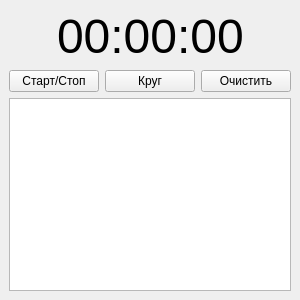
This is lib/MainWindow.ui in grisaia-dev/QT_4 as Qt 5 draws it before an edit. The edited form follows.
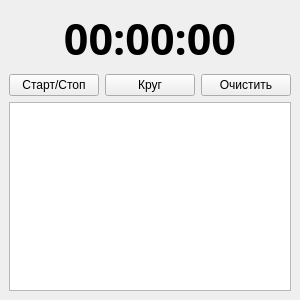
This is the edited form.

Commit message: add text for circle time

What changed in the file:
```diff
--- a/lib/MainWindow.ui
+++ b/lib/MainWindow.ui
@@ -34,23 +34,12 @@
         <item>
          <layout class="QHBoxLayout" name="horizontalLayout_2">
           <item>
-           <spacer name="horizontalSpacer">
-            <property name="orientation">
-             <enum>Qt::Horizontal</enum>
-            </property>
-            <property name="sizeHint" stdset="0">
-             <size>
-              <width>40</width>
-              <height>20</height>
-             </size>
-            </property>
-           </spacer>
-          </item>
-          <item>
-           <widget class="QLabel" name="time">
+           <widget class="QLabel" name="l_time">
             <property name="font">
              <font>
-              <pointsize>36</pointsize>
+              <family>Segoe UI Variable Display Semib</family>
+              <pointsize>32</pointsize>
+              <bold>true</bold>
              </font>
             </property>
             <property name="layoutDirection">
@@ -62,21 +51,11 @@
             <property name="text">
              <string>00:00:00</string>
             </property>
+            <property name="alignment">
+             <set>Qt::AlignCenter</set>
+            </property>
            </widget>
           </item>
-          <item>
-           <spacer name="horizontalSpacer_2">
-            <property name="orientation">
-             <enum>Qt::Horizontal</enum>
-            </property>
-            <property name="sizeHint" stdset="0">
-             <size>
-              <width>40</width>
-              <height>20</height>
-             </size>
-            </property>
-           </spacer>
-          </item>
          </layout>
         </item>
         <item>
@@ -105,7 +84,15 @@
          </layout>
         </item>
         <item>
-         <widget class="QTextBrowser" name="tb_show_ct"/>
+         <widget class="QTextBrowser" name="tb_show_ct">
+          <property name="font">
+           <font>
+            <family>Segoe UI Variable Display</family>
+            <pointsize>11</pointsize>
+            <bold>false</bold>
+           </font>
+          </property>
+         </widget>
         </item>
        </layout>
       </item>
```
The commit also changes 5 other files.
